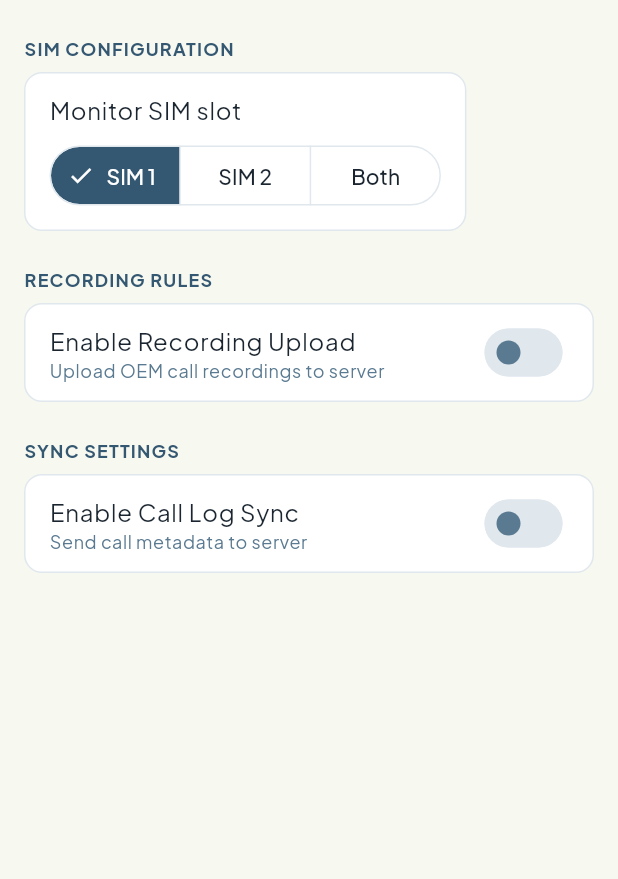
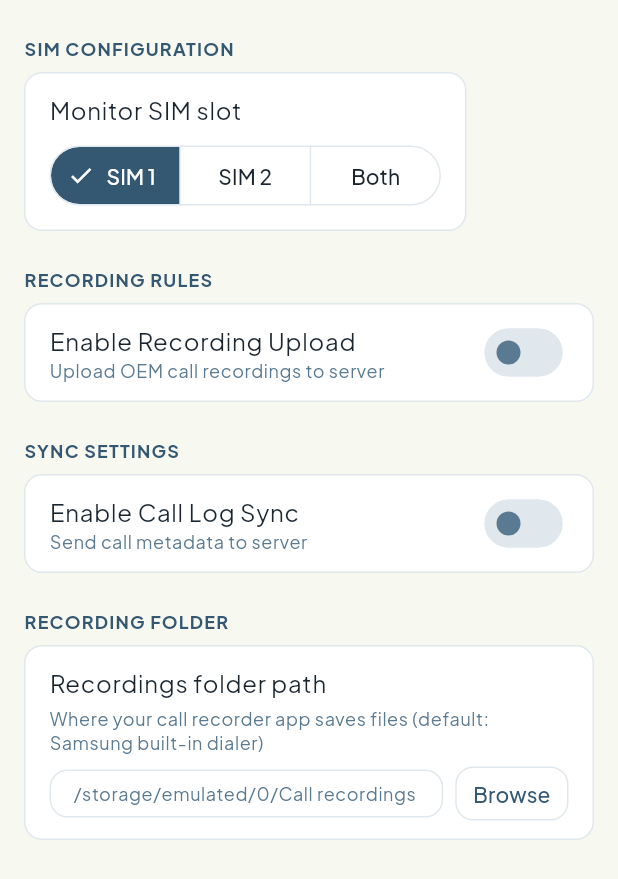
Before and after one commit to VishwanthSetty/brinda-telecrm, a Flutter app: the _SettingsBody widget shown alone on an empty page, opened directly with empty values, on a phone screen of 412 x 824 dp. Shown: the top 879 px of the screen. Run offline on Flutter 3.47's test engine with Material 3 defaults, Android fonts, the phone set to English and light mode, and no system bars; our stand-ins replace dio, file_picker, fl_chart, flutter_riverpod, flutter_secure_storage, go_router and 2 more; accounts and stored records are empty; network calls fail.

Commit message:
feat: add recordings folder path setting with browse button
Co-Authored-By: Claude Sonnet 4.6 <noreply@anthropic.com>

```diff
--- a/lib/presentation/screens/settings/settings_screen.dart
+++ b/lib/presentation/screens/settings/settings_screen.dart
@@ -1,9 +1,11 @@
+import 'package:file_picker/file_picker.dart';
 import 'package:flutter/material.dart';
 import 'package:flutter_riverpod/flutter_riverpod.dart';
 import 'package:go_router/go_router.dart';
 import '../../../core/constants/app_colors.dart';
 import '../../../core/constants/app_spacing.dart';
 import '../../../data/models/settings.dart';
+import '../../../data/services/recording_matcher_service.dart';
 import '../../providers/settings_provider.dart';
 import '../../widgets/common/app_snackbar.dart';
 import '../../widgets/common/empty_state.dart';
@@ -301,6 +303,9 @@ class _SettingsBody extends ConsumerWidget {
             ],
           ],
         ),
+
+        // Recording Folder
+        const _RecordingFolderSection(),
       ],
     );
   }
@@ -385,3 +390,142 @@ class _TimeFilterRow extends ConsumerWidget {
     );
   }
 }
+
+class _RecordingFolderSection extends StatefulWidget {
+  const _RecordingFolderSection();
+
+  @override
+  State<_RecordingFolderSection> createState() =>
+      _RecordingFolderSectionState();
+}
+
+class _RecordingFolderSectionState extends State<_RecordingFolderSection> {
+  late TextEditingController _controller;
+  bool _loading = true;
+  bool _saving = false;
+
+  @override
+  void initState() {
+    super.initState();
+    _controller = TextEditingController();
+    _loadPath();
+  }
+
+  @override
+  void dispose() {
+    _controller.dispose();
+    super.dispose();
+  }
+
+  Future<void> _loadPath() async {
+    final path = await RecordingMatcherService.getFolderPath();
+    if (mounted) {
+      setState(() {
+        _controller.text = path;
+        _loading = false;
+      });
+    }
+  }
+
+  Future<void> _savePath(String value) async {
+    setState(() => _saving = true);
+    await RecordingMatcherService.setFolderPath(value.trim());
+    if (mounted) {
+      setState(() => _saving = false);
+      AppSnackbar.showSuccess(context, 'Recordings folder saved');
+    }
+  }
+
+  Future<void> _browsePath() async {
+    final picked = await FilePicker.platform.getDirectoryPath();
+    if (picked != null) {
+      _controller.text = picked;
+      await _savePath(picked);
+    }
+  }
+
+  @override
+  Widget build(BuildContext context) {
+    return SettingsSection(
+      title: 'Recording Folder',
+      children: [
+        Padding(
+          padding: const EdgeInsets.fromLTRB(
+            AppSpacing.lg,
+            AppSpacing.md,
+            AppSpacing.lg,
+            AppSpacing.md,
+          ),
+          child: _loading
+              ? const SkeletonBox.fill(height: 48)
+              : Column(
+                  crossAxisAlignment: CrossAxisAlignment.start,
+                  children: [
+                    Text(
+                      'Recordings folder path',
+                      style: Theme.of(context).textTheme.bodyLarge,
+                    ),
+                    const SizedBox(height: AppSpacing.xs),
+                    Text(
+                      'Where your call recorder app saves files '
+                      '(default: Samsung built-in dialer)',
+                      style: Theme.of(context).textTheme.bodySmall,
+                    ),
+                    const SizedBox(height: AppSpacing.sm),
+                    Row(
+                      children: [
+                        Expanded(
+                          child: TextField(
+                            controller: _controller,
+                            style: Theme.of(context).textTheme.bodySmall,
+                            decoration: InputDecoration(
+                              isDense: true,
+                              contentPadding: const EdgeInsets.symmetric(
+                                horizontal: AppSpacing.md,
+                                vertical: AppSpacing.sm,
+                              ),
+                              border: OutlineInputBorder(
+                                borderRadius: BorderRadius.circular(8),
+                                borderSide:
+                                    const BorderSide(color: AppColors.divider),
+                              ),
+                              suffixIcon: _saving
+                                  ? const Padding(
+                                      padding: EdgeInsets.all(12),
+                                      child: SizedBox(
+                                        width: 16,
+                                        height: 16,
+                                        child: CircularProgressIndicator(
+                                            strokeWidth: 2),
+                                      ),
+                                    )
+                                  : null,
+                            ),
+                            onSubmitted: _savePath,
+                            textInputAction: TextInputAction.done,
+                          ),
+                        ),
+                        const SizedBox(width: AppSpacing.sm),
+                        OutlinedButton(
+                          onPressed: _saving ? null : _browsePath,
+                          style: OutlinedButton.styleFrom(
+                            padding: const EdgeInsets.symmetric(
+                              horizontal: AppSpacing.md,
+                              vertical: AppSpacing.sm,
+                            ),
+                            minimumSize: Size.zero,
+                            tapTargetSize: MaterialTapTargetSize.shrinkWrap,
+                            foregroundColor: AppColors.primary,
+                            side: const BorderSide(color: AppColors.divider),
+                          ),
+                          child: const Text('Browse'),
+                        ),
+                      ],
+                    ),
+                  ],
+                ),
+        ),
+      ],
+    );
+  }
+}
```
